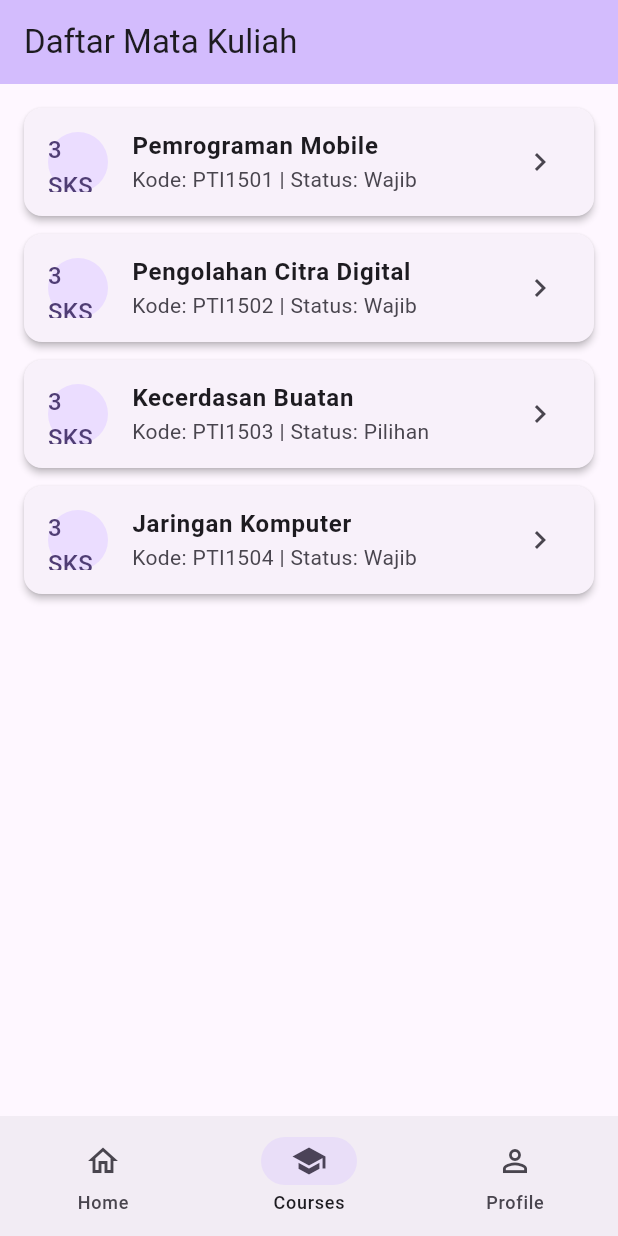
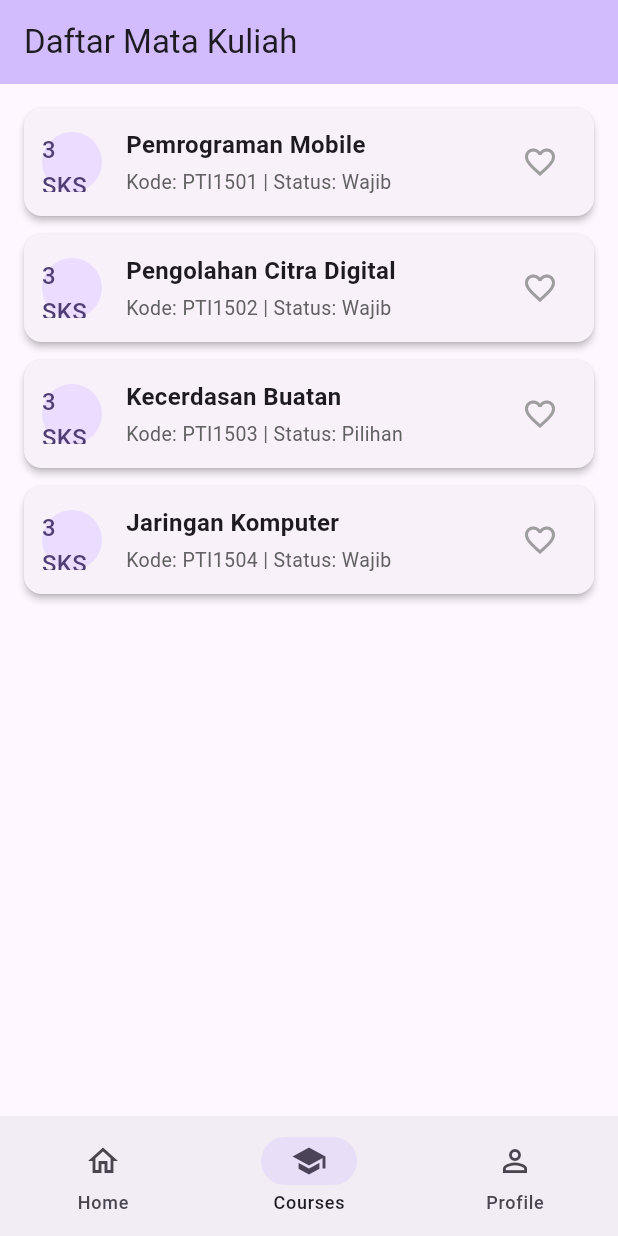
Before and after one commit to bagusbrihaspati/praktikum_5_course_explorer, a Flutter app: the screen it shows after launch, item 2 of the bottom bar chosen, on a phone screen of 412 x 824 dp. Run offline on Flutter 3.47's test engine with Material 3 defaults, Android fonts, the phone set to English and light mode, and no system bars.

Commit message:
Tahap 12: Implementasi InkWell, GestureDetector longPress, dan toggle state Favorite

```diff
--- a/lib/main.dart
+++ b/lib/main.dart
@@ -4,31 +4,35 @@ import 'package:flutter/material.dart';
 const String studentName = 'I Ketut Bagus Brihaspati';
 const String studentId = '2415051090';
 
-// List Data Course (Mata Kuliah)
+// List Data Course (Mata Kuliah) dengan tambahaan state 'isFavorite' (Poin 48)
 final List<Map<String, dynamic>> courses = [
   {
     'title': 'Pemrograman Mobile',
     'code': 'PTI1501',
     'credits': 3,
     'status': 'Wajib',
+    'isFavorite': false,
   },
   {
     'title': 'Pengolahan Citra Digital',
     'code': 'PTI1502',
     'credits': 3,
     'status': 'Wajib',
+    'isFavorite': false,
   },
   {
     'title': 'Kecerdasan Buatan',
     'code': 'PTI1503',
     'credits': 3,
     'status': 'Pilihan',
+    'isFavorite': false,
   },
   {
     'title': 'Jaringan Komputer',
     'code': 'PTI1504',
     'credits': 3,
     'status': 'Wajib',
+    'isFavorite': false,
   },
 ];
 
@@ -42,7 +46,7 @@ class MyApp extends StatelessWidget {
   @override
   Widget build(BuildContext context) {
     return MaterialApp(
-      title: 'Tahap 11 - Adaptive Navigation',
+      title: 'Tahap 12 - User Interaction & Feedback',
       debugShowCheckedModeBanner: false,
       theme: ThemeData(
         colorScheme: ColorScheme.fromSeed(seedColor: Colors.deepPurple),
@@ -62,7 +66,6 @@ class MainNavigationScreen extends StatefulWidget {
 }
 
 class _MainNavigationScreenState extends State<MainNavigationScreen> {
-  // Poin 46: selectedIndex disimpan di level State agar tidak reset saat layout berubah
   int _selectedIndex = 0;
 
   late final List<Widget> _pages;
@@ -79,12 +82,10 @@ class _MainNavigationScreenState extends State<MainNavigationScreen> {
 
   @override
   Widget build(BuildContext context) {
-    // Poin 43: Gunakan LayoutBuilder pada shell aplikasi
     return LayoutBuilder(
       builder: (context, constraints) {
-        // Breakpoint 840px untuk membedakan Compact vs Expanded
         if (constraints.maxWidth < 840) {
-          // Poin 44: Compact Layout menggunakan NavigationBar (Bottom)
+          // Layout Compact menggunakan NavigationBar
           return Scaffold(
             body: _pages[_selectedIndex],
             bottomNavigationBar: NavigationBar(
@@ -114,7 +115,7 @@ class _MainNavigationScreenState extends State<MainNavigationScreen> {
             ),
           );
         } else {
-          // Poin 45: Expanded Layout menggunakan NavigationRail (Side)
+          // Layout Expanded menggunakan NavigationRail
           return Scaffold(
             body: Row(
               children: [
@@ -203,8 +204,8 @@ class HomeScreen extends StatelessWidget {
             ),
             const SizedBox(height: 20),
             const Text(
-              'SEAMANGAT BELAJAR BAGUS',
-              style: TextStyle(fontSize: 15),
+              'SEMANGAT BELAJAR BAGUS',
+              style: TextStyle(fontSize: 15, height: 1.5),
             ),
           ],
         ),
@@ -214,9 +215,14 @@ class HomeScreen extends StatelessWidget {
 }
 
 // 2. CoursesScreen Tab
-class CoursesScreen extends StatelessWidget {
+class CoursesScreen extends StatefulWidget {
   const CoursesScreen({super.key});
 
+  @override
+  State<CoursesScreen> createState() => _CoursesScreenState();
+}
+
+class _CoursesScreenState extends State<CoursesScreen> {
   @override
   Widget build(BuildContext context) {
     return Scaffold(
@@ -229,19 +235,37 @@ class CoursesScreen extends StatelessWidget {
         itemCount: courses.length,
         itemBuilder: (context, index) {
           final course = courses[index];
+          final bool isFav = course['isFavorite'] ?? false;
+
           return Card(
             elevation: 2,
             margin: const EdgeInsets.only(bottom: 12.0),
-            child: ListTile(
-              leading: CircleAvatar(
-                child: Text('${course['credits']} SKS'),
+            clipBehavior: Clip.antiAlias, // Memastikan efek InkWell rapi di dalam Card
+            // Poin 50: GestureDetector untuk gesture long press
+            child: GestureDetector(
+              onLongPress: () {
+                showDialog(
+                  context: context,
+                  builder: (context) => AlertDialog(
+                    title: Text(course['title']),
+                    content: Text(
+                      'Informasi Singkat:\n'
+                      '• Kode: ${course['code']}\n'
+                      '• Beban SKS: ${course['credits']} SKS\n'
+                      '• Kategori: ${course['status']}\n\n'
+                      'Diperiksa oleh $studentName ($studentId)',
                     ),
-              title: Text(
-                course['title'],
-                style: const TextStyle(fontWeight: FontWeight.bold),
+                    actions: [
+                      TextButton(
+                        onPressed: () => Navigator.pop(context),
+                        child: const Text('Tutup'),
                       ),
-              subtitle: Text('Kode: ${course['code']} | Status: ${course['status']}'),
-              trailing: const Icon(Icons.chevron_right),
+                    ],
+                  ),
+                );
+              },
+              // Poin 47: InkWell untuk efek ripple saat tap
+              child: InkWell(
                 onTap: () async {
                   final result = await Navigator.push<bool>(
                     context,
@@ -250,7 +274,11 @@ class CoursesScreen extends StatelessWidget {
                     ),
                   );
 
-                if (result == true && context.mounted) {
+                  if (result == true) {
+                    setState(() {
+                      course['isFavorite'] = true;
+                    });
+                    if (context.mounted) {
                       ScaffoldMessenger.of(context).showSnackBar(
                         SnackBar(
                           content: Text(
@@ -260,7 +288,67 @@ class CoursesScreen extends StatelessWidget {
                         ),
                       );
                     }
+                  }
                 },
+                child: Padding(
+                  padding: const EdgeInsets.all(12.0),
+                  child: Row(
+                    children: [
+                      CircleAvatar(
+                        child: Text('${course['credits']} SKS'),
+                      ),
+                      const SizedBox(width: 16),
+                      Expanded(
+                        child: Column(
+                          crossAxisAlignment: CrossAxisAlignment.start,
+                          children: [
+                            Text(
+                              course['title'],
+                              style: const TextStyle(
+                                fontSize: 16,
+                                fontWeight: FontWeight.bold,
+                              ),
+                            ),
+                            const SizedBox(height: 4),
+                            Text(
+                              'Kode: ${course['code']} | Status: ${course['status']}',
+                              style: TextStyle(
+                                fontSize: 13,
+                                color: Colors.grey[700],
+                              ),
+                            ),
+                          ],
+                        ),
+                      ),
+                      // Poin 48 & 49: Tombol Favorite dengan state boolean & icon berbeda
+                      IconButton(
+                        icon: Icon(
+                          isFav ? Icons.favorite : Icons.favorite_border,
+                          color: isFav ? Colors.red : Colors.grey,
+                        ),
+                        onPressed: () {
+                          setState(() {
+                            // Toggle state favorite
+                            course['isFavorite'] = !isFav;
+                          });
+
+                          ScaffoldMessenger.of(context).hideCurrentSnackBar();
+                          ScaffoldMessenger.of(context).showSnackBar(
+                            SnackBar(
+                              content: Text(
+                                course['isFavorite']
+                                    ? '"${course['title']}" ditambahkan ke Favorit.'
+                                    : '"${course['title']}" dihapus dari Favorit.',
+                              ),
+                              duration: const Duration(seconds: 2),
+                            ),
+                          );
+                        },
+                      ),
+                    ],
+                  ),
+                ),
+              ),
             ),
           );
         },
```
Lines whose indentation alone changed are shown as unchanged.
